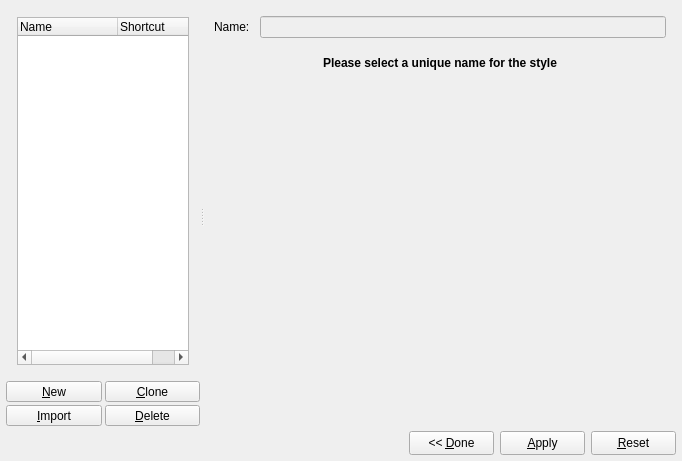
Above: scribus/stylemanager.ui from scribusproject/scribus before the change. Below: the same form after it.
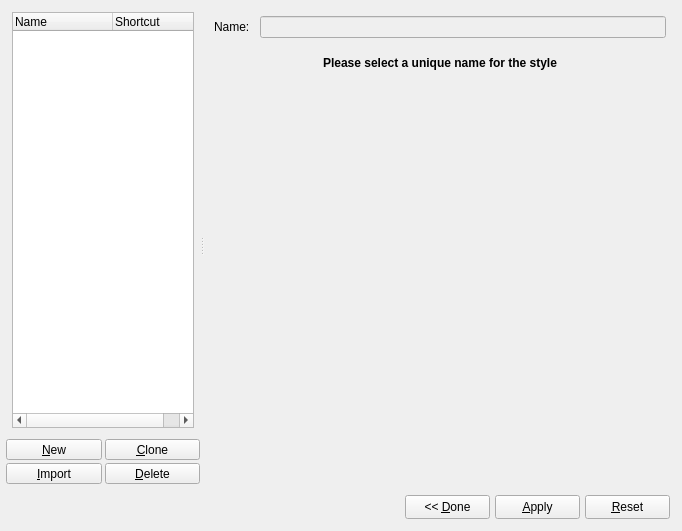
That is the form after the change. Custom widgets are drawn as their Qt base class.

```diff
--- a/scribus/stylemanager.ui
+++ b/scribus/stylemanager.ui
@@ -9,9 +9,15 @@
     <x>0</x>
     <y>0</y>
     <width>682</width>
-    <height>461</height>
+    <height>531</height>
    </rect>
   </property>
+  <property name="sizePolicy" >
+   <sizepolicy vsizetype="MinimumExpanding" hsizetype="MinimumExpanding" >
+    <horstretch>0</horstretch>
+    <verstretch>0</verstretch>
+   </sizepolicy>
+  </property>
   <property name="minimumSize" >
    <size>
     <width>0</width>
@@ -40,19 +46,19 @@
    <item row="1" column="0" >
     <layout class="QHBoxLayout" >
      <property name="spacing" >
-      <number>6</number>
+      <number>5</number>
      </property>
      <property name="leftMargin" >
-      <number>0</number>
+      <number>6</number>
      </property>
      <property name="topMargin" >
-      <number>0</number>
+      <number>6</number>
      </property>
      <property name="rightMargin" >
-      <number>0</number>
+      <number>6</number>
      </property>
      <property name="bottomMargin" >
-      <number>0</number>
+      <number>6</number>
      </property>
      <item>
       <spacer>
@@ -244,6 +250,24 @@
              <enum>QFrame::Plain</enum>
             </property>
             <layout class="QGridLayout" >
+             <property name="leftMargin" >
+              <number>6</number>
+             </property>
+             <property name="topMargin" >
+              <number>6</number>
+             </property>
+             <property name="rightMargin" >
+              <number>6</number>
+             </property>
+             <property name="bottomMargin" >
+              <number>6</number>
+             </property>
+             <property name="horizontalSpacing" >
+              <number>5</number>
+             </property>
+             <property name="verticalSpacing" >
+              <number>5</number>
+             </property>
              <item row="0" column="0" >
               <widget class="StyleView" name="styleView" >
                <property name="contextMenuPolicy" >
@@ -556,22 +580,6 @@
                </property>
               </widget>
              </item>
-             <item>
-              <spacer>
-               <property name="orientation" >
-                <enum>Qt::Vertical</enum>
-               </property>
-               <property name="sizeType" >
-                <enum>QSizePolicy::Fixed</enum>
-               </property>
-               <property name="sizeHint" >
-                <size>
-                 <width>31</width>
-                 <height>5</height>
-                </size>
-               </property>
-              </spacer>
-             </item>
              <item>
               <widget class="QFrame" name="mainFrame" >
                <property name="sizePolicy" >
@@ -580,15 +588,6 @@
                  <verstretch>0</verstretch>
                 </sizepolicy>
                </property>
-               <property name="frameShape" >
-                <enum>QFrame::NoFrame</enum>
-               </property>
-               <property name="frameShadow" >
-                <enum>QFrame::Plain</enum>
-               </property>
-               <property name="lineWidth" >
-                <number>0</number>
-               </property>
               </widget>
              </item>
             </layout>
```
